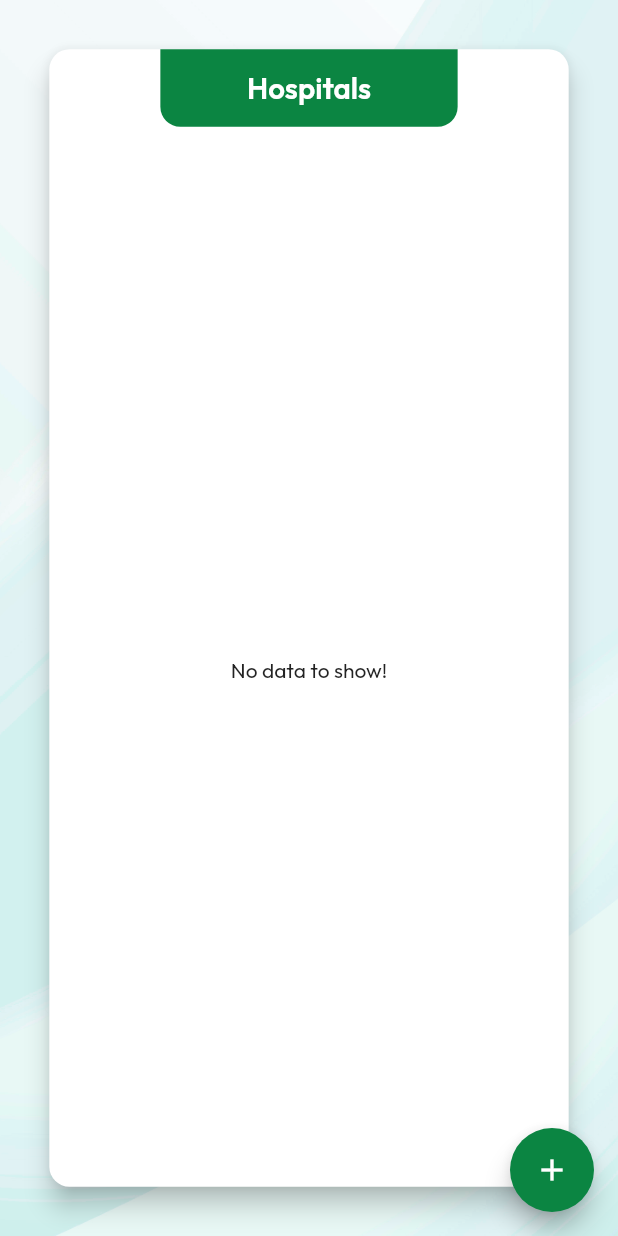
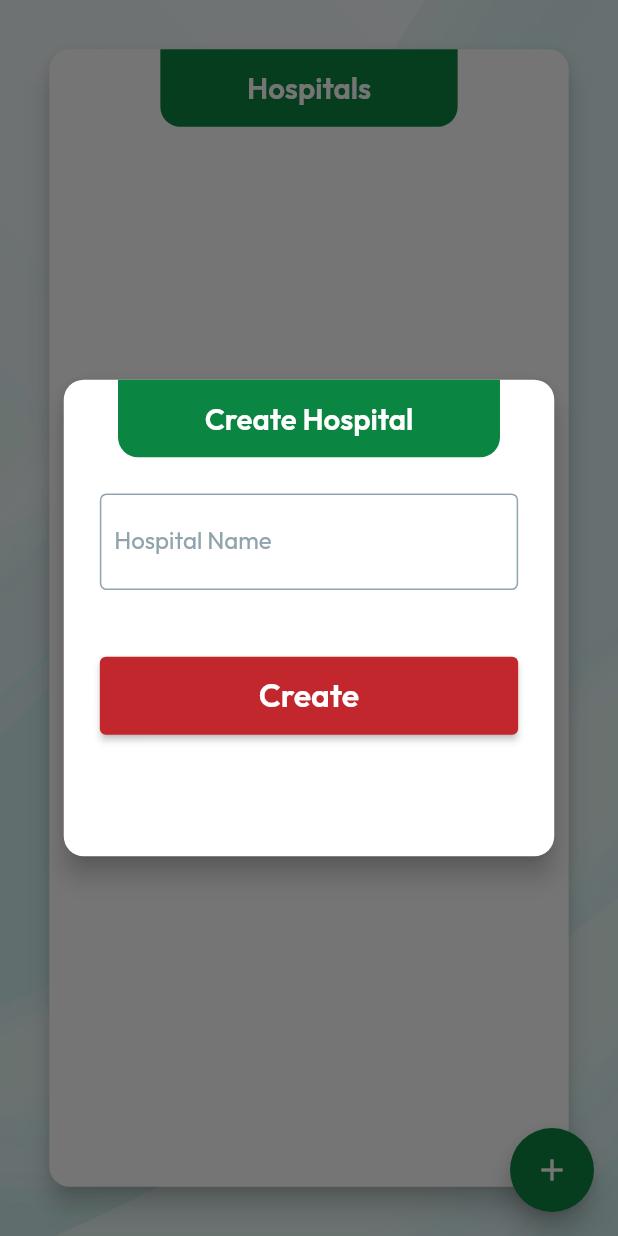
Before and after one commit to Sanjuwa/TOP-Admin, a Flutter app: the Hospitals screen opened directly, after a tap on the "add" icon, on a phone screen of 412 x 824 dp. Run offline on Flutter 3.47's test engine with Material 2 defaults, Android fonts, the phone set to English and light mode, and no system bars; our stand-ins replace cloud_firestore, firebase_auth, firebase_core, flutter_screenutil, fluttertoast, google_fonts and 1 more; accounts and stored records are empty; generated files the repository leaves out were written again.

Commit message:
Add create hospital function

```diff
--- a/lib/controllers/role_controller.dart
+++ b/lib/controllers/role_controller.dart
@@ -3,6 +3,7 @@ import 'package:flutter/material.dart';
 import 'package:top_admin/constants.dart';
 import 'package:top_admin/models/shift_model.dart';
 import 'package:top_admin/services/database_service.dart';
+import 'package:top_admin/widgets/toast.dart';
 
 class RoleController extends ChangeNotifier {
   final DatabaseService _databaseService = DatabaseService();
@@ -61,7 +62,18 @@ class RoleController extends ChangeNotifier {
     return _databaseService.getAllHospitals();
   }
 
-  refresh() => notifyListeners();
+  Future<bool> addHospital(String name) async {
+    try{
+      await _databaseService.addHospital(name);
+      ToastBar(text: "Hospital added", color: Colors.green).show();
+      return true;
+    } catch(e){
+      ToastBar(text: e.toString(), color: Colors.red).show();
+      return false;
+    }
+  }
+
+  void refresh() => notifyListeners();
 
   List<String> _getDaysInBetween(DateTime startDate, DateTime endDate) {
     List<String> days = [];
--- a/lib/services/database_service.dart
+++ b/lib/services/database_service.dart
@@ -33,4 +33,14 @@ class DatabaseService {
     var sub = await _firestore.collection('hospitals').orderBy('name').get();
     return sub.docs;
   }
+
+  addHospital(String name) async {
+    var ref = await _firestore.collection('hospitals').add({
+      'name': name,
+    });
+
+    await _firestore.collection('hospitals').doc(ref.id).update({
+      'id': ref.id,
+    });
+  }
 }
--- /dev/null
+++ b/lib/views/create_hospital.dart
@@ -0,0 +1,58 @@
+import 'package:flutter/material.dart';
+import 'package:flutter_screenutil/flutter_screenutil.dart';
+import 'package:provider/provider.dart';
+import 'package:top_admin/constants.dart';
+import 'package:top_admin/controllers/role_controller.dart';
+import 'package:top_admin/widgets/button.dart';
+import 'package:top_admin/widgets/heading_card.dart';
+import 'package:top_admin/widgets/input_filed.dart';
+import 'package:top_admin/widgets/toast.dart';
+
+class CreateHospital extends StatelessWidget {
+
+  final TextEditingController name = TextEditingController();
+
+  @override
+  Widget build(BuildContext context) {
+    var roleController = Provider.of<RoleController>(context);
+
+    return Padding(
+      padding: EdgeInsets.symmetric(horizontal: 40.w, vertical: 280.h),
+      child: HeadingCard(
+        title: 'Create Hospital',
+        child: Padding(
+          padding: EdgeInsets.all(25.w),
+          child: Column(
+            children: [
+              InputField(
+                text: 'Hospital Name',
+                controller: name,
+              ),
+
+              SizedBox(height: 50.h),
+              SizedBox(
+                width: double.infinity,
+                child: Button(
+                  text: 'Create',
+                  color: kRed,
+                  onPressed: () async {
+                    ToastBar(text: 'Please wait...', color: Colors.orange).show();
+                    if(name.text.trim().isEmpty){
+                      ToastBar(text: 'Please fill the name', color: Colors.red).show();
+                    } else {
+                      bool success = await roleController.addHospital(name.text.trim());
+                      if(success){
+                        Navigator.pop(context);
+                        roleController.refresh();
+                      }
+                    }
+                  },
+                ),
+              ),
+            ],
+          ),
+        ),
+      ),
+    );
+  }
+}
--- a/lib/views/hospitals.dart
+++ b/lib/views/hospitals.dart
@@ -5,6 +5,7 @@ import 'package:provider/provider.dart';
 import 'package:top_admin/controllers/role_controller.dart';
 import 'package:top_admin/models/hospital_model.dart';
 import 'package:top_admin/constants.dart';
+import 'package:top_admin/views/create_hospital.dart';
 import 'package:top_admin/widgets/backdrop.dart';
 import 'package:top_admin/widgets/heading_card.dart';
 import 'package:top_admin/widgets/tile.dart';
@@ -20,12 +21,12 @@ class Hospitals extends StatelessWidget {
         child: getDeviceType() == Device.Tablet?FloatingActionButton.large(
           backgroundColor: kGreen,
           elevation: 7,
-          onPressed: (){},
+          onPressed: () => showDialog(context: context, builder: (_) => CreateHospital()),
           child: Icon(Icons.add,size: 50,),
         ):FloatingActionButton(
           backgroundColor: kGreen,
           elevation: 7,
-          onPressed: (){},
+          onPressed: () => showDialog(context: context, builder: (_) => CreateHospital()),
           child: Icon(Icons.add),
         ),
       ),
```
